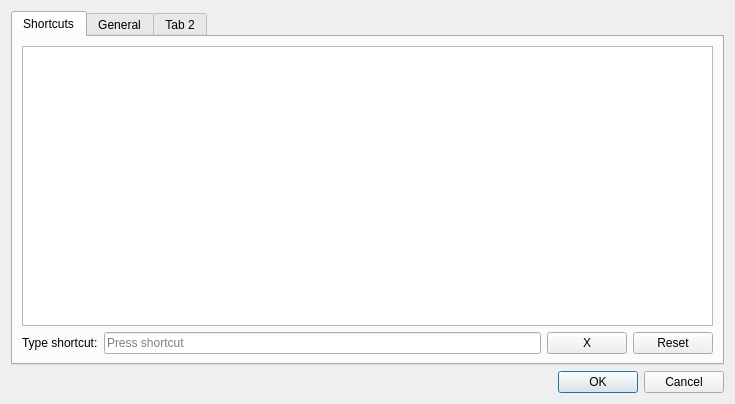
laurent22/akview, file src/preferencesdialog.ui: the form before one commit.
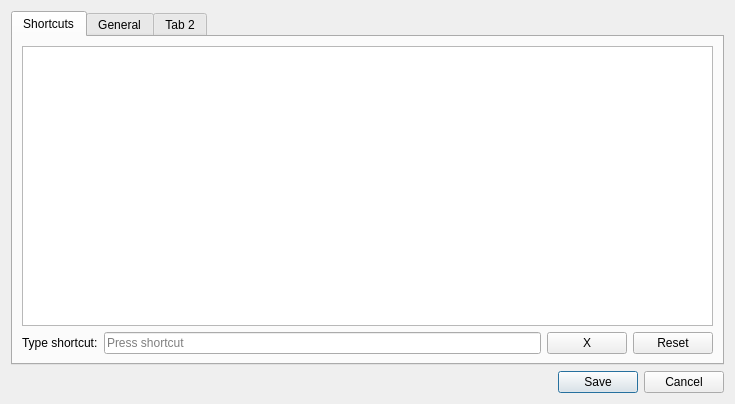
The form after the commit.

Commit message: Save shortcuts from Preferences dialog

What changed in the file:
```diff
--- a/src/preferencesdialog.ui
+++ b/src/preferencesdialog.ui
@@ -75,7 +75,7 @@
       <enum>Qt::Horizontal</enum>
      </property>
      <property name="standardButtons">
-      <set>QDialogButtonBox::Cancel|QDialogButtonBox::Ok</set>
+      <set>QDialogButtonBox::Cancel|QDialogButtonBox::Save</set>
      </property>
     </widget>
    </item>
```
The commit also changes 8 other files.
